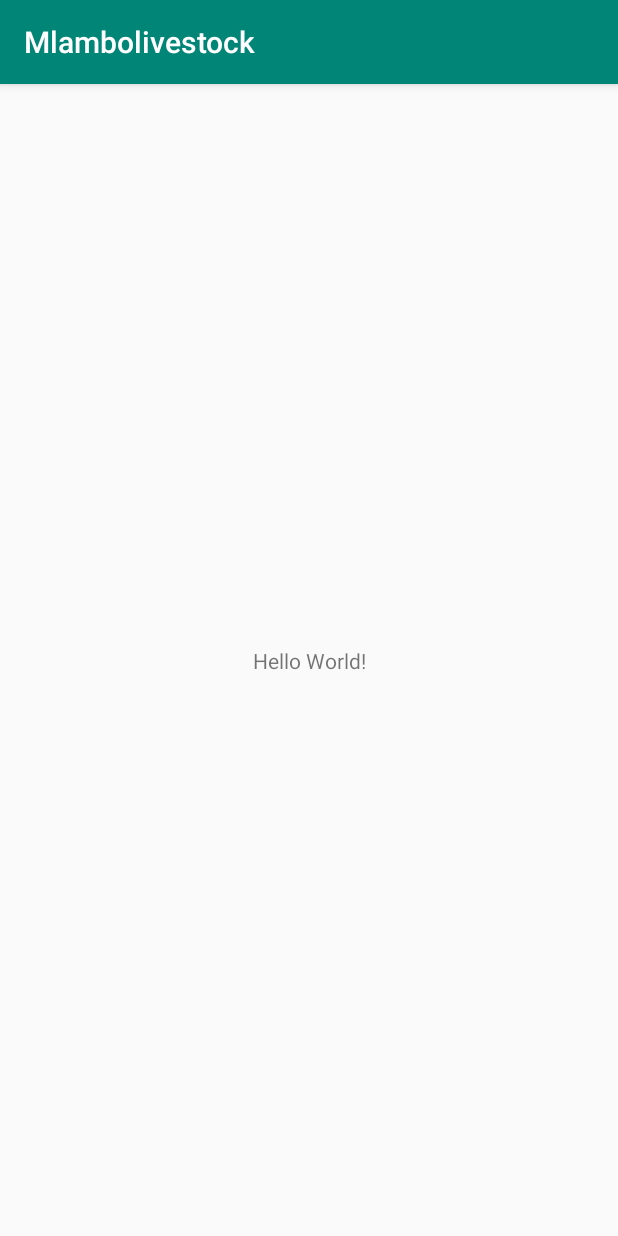
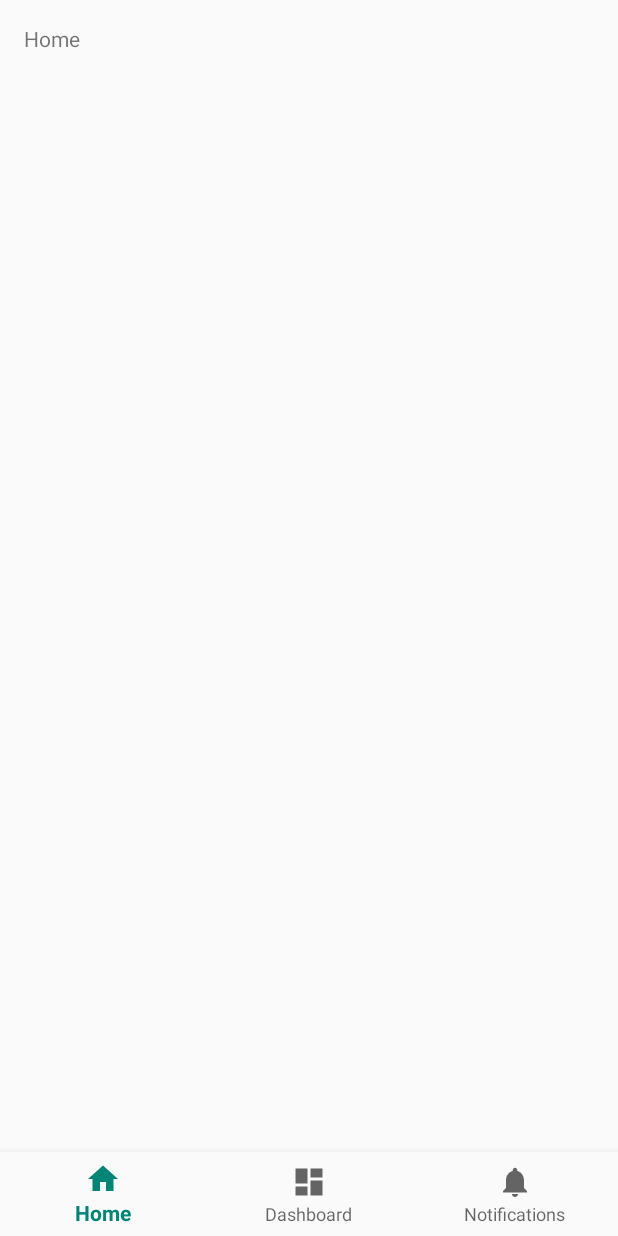
Before and after one commit to ThenerStudios/Mlambolivestock, an Android app: the screen it shows after launch (MainActivity before the commit, Home after it), on a phone screen of 412 x 824 dp. Run offline under Robolectric (Android 15) with nearby library versions, the phone set to English and light mode, and no system bars.

Commit message:
Fragments Added and bottom navBar

```diff
--- a/app/build.gradle
+++ b/app/build.gradle
@@ -9,6 +9,7 @@ android {
         versionCode 1
         versionName "1.0"
         testInstrumentationRunner "android.support.test.runner.AndroidJUnitRunner"
+        vectorDrawables.useSupportLibrary = true
     }
     buildTypes {
         release {
@@ -22,6 +23,9 @@ dependencies {
     implementation fileTree(dir: 'libs', include: ['*.jar'])
     implementation 'com.android.support:appcompat-v7:28.0.0'
     implementation 'com.android.support.constraint:constraint-layout:1.1.3'
+    implementation 'com.android.support:design:28.0.0'
+    implementation 'com.android.support:support-vector-drawable:28.0.0'
+    implementation 'com.android.support:support-v4:28.0.0'
     testImplementation 'junit:junit:4.12'
     androidTestImplementation 'com.android.support.test:runner:1.0.2'
     androidTestImplementation 'com.android.support.test.espresso:espresso-core:3.0.2'
--- a/app/src/main/AndroidManifest.xml
+++ b/app/src/main/AndroidManifest.xml
@@ -9,7 +9,7 @@
         android:roundIcon="@mipmap/ic_launcher_round"
         android:supportsRtl="true"
         android:theme="@style/AppTheme">
-        <activity android:name=".MainActivity">
+        <activity android:name=".Home">
             <intent-filter>
                 <action android:name="android.intent.action.MAIN" />
 
--- /dev/null
+++ b/app/src/main/java/com/mlambo/mlamboenterprise/Home.java
@@ -0,0 +1,42 @@
+package com.mlambo.mlamboenterprise;
+
+import android.os.Bundle;
+import android.support.design.widget.BottomNavigationView;
+import android.support.v7.app.AppCompatActivity;
+import android.support.annotation.NonNull;
+import android.view.MenuItem;
+import android.widget.TextView;
+
+public class Home extends AppCompatActivity {
+    private TextView mTextMessage;
+
+    private BottomNavigationView.OnNavigationItemSelectedListener mOnNavigationItemSelectedListener
+            = new BottomNavigationView.OnNavigationItemSelectedListener() {
+
+        @Override
+        public boolean onNavigationItemSelected(@NonNull MenuItem item) {
+            switch (item.getItemId()) {
+                case R.id.navigation_home:
+                    mTextMessage.setText(R.string.title_home);
+                    return true;
+                case R.id.navigation_dashboard:
+                    mTextMessage.setText(R.string.title_dashboard);
+                    return true;
+                case R.id.navigation_notifications:
+                    mTextMessage.setText(R.string.title_notifications);
+                    return true;
+            }
+            return false;
+        }
+    };
+
+    @Override
+    protected void onCreate(Bundle savedInstanceState) {
+        super.onCreate(savedInstanceState);
+        setContentView(R.layout.activity_home);
+        BottomNavigationView navView = findViewById(R.id.nav_view);
+        mTextMessage = findViewById(R.id.message);
+        navView.setOnNavigationItemSelectedListener(mOnNavigationItemSelectedListener);
+    }
+
+}
--- a/app/src/main/java/com/mlambo/mlamboenterprise/MainActivity.java
+++ /dev/null
@@ -1,13 +0,0 @@
-package com.mlambo.mlamboenterprise;
-
-import android.support.v7.app.AppCompatActivity;
-import android.os.Bundle;
-
-public class MainActivity extends AppCompatActivity {
-
-    @Override
-    protected void onCreate(Bundle savedInstanceState) {
-        super.onCreate(savedInstanceState);
-        setContentView(R.layout.activity_main);
-    }
-}
--- /dev/null
+++ b/app/src/main/res/drawable/ic_dashboard_black_24dp.xml
@@ -0,0 +1,9 @@
+<vector xmlns:android="http://schemas.android.com/apk/res/android"
+    android:width="24dp"
+    android:height="24dp"
+    android:viewportWidth="24.0"
+    android:viewportHeight="24.0">
+    <path
+        android:fillColor="#FF000000"
+        android:pathData="M3,13h8L11,3L3,3v10zM3,21h8v-6L3,15v6zM13,21h8L21,11h-8v10zM13,3v6h8L21,3h-8z" />
+</vector>
--- /dev/null
+++ b/app/src/main/res/drawable/ic_home_black_24dp.xml
@@ -0,0 +1,9 @@
+<vector xmlns:android="http://schemas.android.com/apk/res/android"
+    android:width="24dp"
+    android:height="24dp"
+    android:viewportWidth="24.0"
+    android:viewportHeight="24.0">
+    <path
+        android:fillColor="#FF000000"
+        android:pathData="M10,20v-6h4v6h5v-8h3L12,3 2,12h3v8z" />
+</vector>
--- /dev/null
+++ b/app/src/main/res/drawable/ic_notifications_black_24dp.xml
@@ -0,0 +1,9 @@
+<vector xmlns:android="http://schemas.android.com/apk/res/android"
+    android:width="24dp"
+    android:height="24dp"
+    android:viewportWidth="24.0"
+    android:viewportHeight="24.0">
+    <path
+        android:fillColor="#FF000000"
+        android:pathData="M12,22c1.1,0 2,-0.9 2,-2h-4c0,1.1 0.89,2 2,2zM18,16v-5c0,-3.07 -1.64,-5.64 -4.5,-6.32L13.5,4c0,-0.83 -0.67,-1.5 -1.5,-1.5s-1.5,0.67 -1.5,1.5v0.68C7.63,5.36 6,7.92 6,11v5l-2,2v1h16v-1l-2,-2z" />
+</vector>
--- /dev/null
+++ b/app/src/main/res/layout/activity_home.xml
@@ -0,0 +1,33 @@
+<?xml version="1.0" encoding="utf-8"?>
+<android.support.constraint.ConstraintLayout xmlns:android="http://schemas.android.com/apk/res/android"
+    xmlns:app="http://schemas.android.com/apk/res-auto"
+    xmlns:tools="http://schemas.android.com/tools"
+    android:id="@+id/container"
+    android:layout_width="match_parent"
+    android:layout_height="match_parent"
+    tools:context=".Home">
+
+    <TextView
+        android:id="@+id/message"
+        android:layout_width="wrap_content"
+        android:layout_height="wrap_content"
+        android:layout_marginStart="@dimen/activity_horizontal_margin"
+        android:layout_marginLeft="@dimen/activity_horizontal_margin"
+        android:layout_marginTop="@dimen/activity_vertical_margin"
+        android:text="@string/title_home"
+        app:layout_constraintLeft_toLeftOf="parent"
+        app:layout_constraintTop_toTopOf="parent" />
+
+    <android.support.design.widget.BottomNavigationView
+        android:id="@+id/nav_view"
+        android:layout_width="0dp"
+        android:layout_height="wrap_content"
+        android:layout_marginStart="0dp"
+        android:layout_marginEnd="0dp"
+        android:background="?android:attr/windowBackground"
+        app:layout_constraintBottom_toBottomOf="parent"
+        app:layout_constraintLeft_toLeftOf="parent"
+        app:layout_constraintRight_toRightOf="parent"
+        app:menu="@menu/bottom_nav_menu" />
+
+</android.support.constraint.ConstraintLayout>
--- a/app/src/main/res/layout/activity_main.xml
+++ /dev/null
@@ -1,18 +0,0 @@
-<?xml version="1.0" encoding="utf-8"?>
-<android.support.constraint.ConstraintLayout xmlns:android="http://schemas.android.com/apk/res/android"
-    xmlns:app="http://schemas.android.com/apk/res-auto"
-    xmlns:tools="http://schemas.android.com/tools"
-    android:layout_width="match_parent"
-    android:layout_height="match_parent"
-    tools:context=".MainActivity">
-
-    <TextView
-        android:layout_width="wrap_content"
-        android:layout_height="wrap_content"
-        android:text="Hello World!"
-        app:layout_constraintBottom_toBottomOf="parent"
-        app:layout_constraintLeft_toLeftOf="parent"
-        app:layout_constraintRight_toRightOf="parent"
-        app:layout_constraintTop_toTopOf="parent" />
-
-</android.support.constraint.ConstraintLayout>
--- /dev/null
+++ b/app/src/main/res/menu/bottom_nav_menu.xml
@@ -0,0 +1,19 @@
+<?xml version="1.0" encoding="utf-8"?>
+<menu xmlns:android="http://schemas.android.com/apk/res/android">
+
+    <item
+        android:id="@+id/navigation_home"
+        android:icon="@drawable/ic_home_black_24dp"
+        android:title="@string/title_home" />
+
+    <item
+        android:id="@+id/navigation_dashboard"
+        android:icon="@drawable/ic_dashboard_black_24dp"
+        android:title="@string/title_dashboard" />
+
+    <item
+        android:id="@+id/navigation_notifications"
+        android:icon="@drawable/ic_notifications_black_24dp"
+        android:title="@string/title_notifications" />
+
+</menu>
--- /dev/null
+++ b/app/src/main/res/values/dimens.xml
@@ -0,0 +1,5 @@
+<resources>
+    <!-- Default screen margins, per the Android Design guidelines. -->
+    <dimen name="activity_horizontal_margin">16dp</dimen>
+    <dimen name="activity_vertical_margin">16dp</dimen>
+</resources>
--- a/app/src/main/res/values/strings.xml
+++ b/app/src/main/res/values/strings.xml
@@ -1,3 +1,10 @@
-<resources>
+<resources xmlns:tools="http://schemas.android.com/tools">
     <string name="app_name">Mlambolivestock</string>
+    <string name="title_activity_home">Home</string>
+    <string name="title_home" tools:ignore="ExtraTranslation">Home</string>
+    <string name="title_dashboard">Dashboard</string>
+    <string name="title_notifications">Notifications</string>
+
+    <!-- TODO: Remove or change this placeholder text -->
+    <string name="hello_blank_fragment">Hello blank fragment</string>
 </resources>
--- a/app/src/main/res/values/styles.xml
+++ b/app/src/main/res/values/styles.xml
@@ -1,7 +1,7 @@
 <resources>
 
     <!-- Base application theme. -->
-    <style name="AppTheme" parent="Theme.AppCompat.Light.DarkActionBar">
+    <style name="AppTheme" parent="Theme.AppCompat.Light.NoActionBar">
         <!-- Customize your theme here. -->
         <item name="colorPrimary">@color/colorPrimary</item>
         <item name="colorPrimaryDark">@color/colorPrimaryDark</item>
```
Also changed, not shown: app/src/main/java/com/mlambo/mlamboenterprise/Fragments/DashboardFragment.java (added, +73 -0 lines), app/src/main/java/com/mlambo/mlamboenterprise/Fragments/HomeFragmant.java (added, +73 -0 lines), app/src/main/java/com/mlambo/mlamboenterprise/Fragments/NotificationFragment.java (added, +73 -0 lines), app/src/main/res/layout/fragment_dashboard.xml (added, +14 -0 lines), app/src/main/res/layout/fragment_home_fragmant.xml (added, +14 -0 lines), app/src/main/res/layout/fragment_notification.xml (added, +14 -0 lines).
